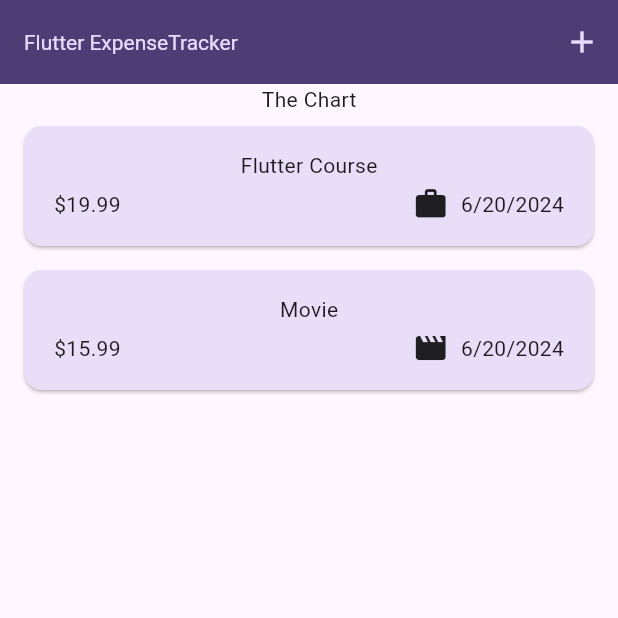
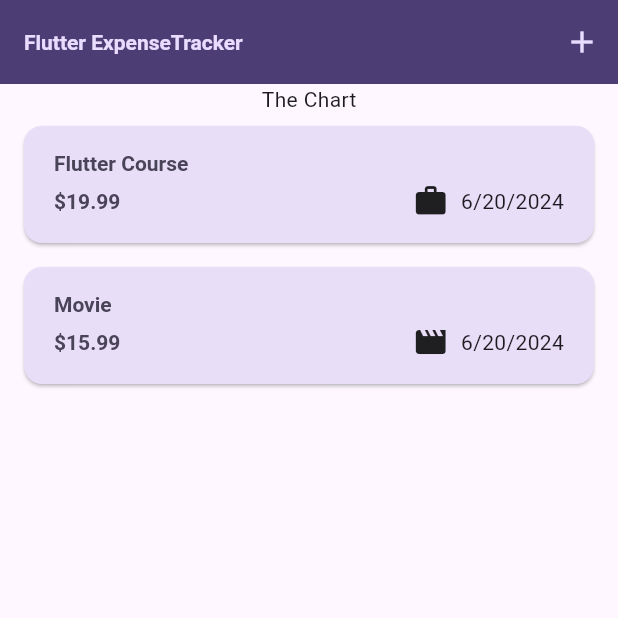
Before and after one commit to djkemmet/GH-Flutter-Bootcamp, a Flutter app: the screen it shows after launch, on a phone screen of 412 x 824 dp, the top half of it. Run offline on Flutter 3.47's test engine with Material 3 defaults, Android fonts, the phone set to English and light mode, and no system bars; our stand-ins replace google_fonts.

Commit message:
S5V127 - Using Theme Data

```diff
--- a/expense_tracker/expense_tracker/lib/main.dart
+++ b/expense_tracker/expense_tracker/lib/main.dart
@@ -26,7 +26,7 @@ void main() {
           ),
           textTheme: ThemeData().textTheme.copyWith(
                   titleLarge: TextStyle(
-                fontWeight: FontWeight.normal,
+                fontWeight: FontWeight.bold,
                 color: kColorScheme.onSecondaryContainer,
                 fontSize: 14,
               )),
--- a/expense_tracker/expense_tracker/lib/widgets/expense_item.dart
+++ b/expense_tracker/expense_tracker/lib/widgets/expense_item.dart
@@ -18,24 +18,26 @@ class ExpenseItem extends StatelessWidget {
         horizontal: 20,
         vertical: 16,
       ),
-      child: Column(children: [
-        Text(expense.title),
+      child: Column(crossAxisAlignment: CrossAxisAlignment.start, children: [
+        Text(
+          expense.title,
+          style: Theme.of(context).textTheme.titleLarge,
+        ),
         const SizedBox(
           height: 4,
         ),
-        Row(
-          children: [
-            Text('\$${expense.amount.toStringAsFixed(2)}'),
-            const Spacer(),
-            Row(
-              children: [
-                Icon(CategoryIcons[expense.category]),
-                const SizedBox(width:8),
-                Text(expense.formattedDate)
-              ]
-            )
-          ]
-        ),
+        Row(children: [
+          Text(
+            '\$${expense.amount}',
+            style: Theme.of(context).textTheme.titleLarge,
+          ),
+          const Spacer(),
+          Row(children: [
+            Icon(CategoryIcons[expense.category]),
+            const SizedBox(width: 8),
+            Text(expense.formattedDate)
+          ])
+        ]),
       ]),
     ));
   }
--- a/expense_tracker/expense_tracker/lib/widgets/expenses_list.dart
+++ b/expense_tracker/expense_tracker/lib/widgets/expenses_list.dart
@@ -19,6 +19,10 @@ class ExpensesList extends StatelessWidget {
     return ListView.builder(
       itemCount: listOfExpenses.length,
       itemBuilder: (context, i) => Dismissible(
+          background: Container(
+              color: Theme.of(context).colorScheme.error,
+              margin: EdgeInsets.symmetric(
+                  horizontal: Theme.of(context).cardTheme.margin!.horizontal)),
           key: ValueKey(listOfExpenses[i]),
           onDismissed: (direction) {
             onRemoveExpense(listOfExpenses[i]);
```
